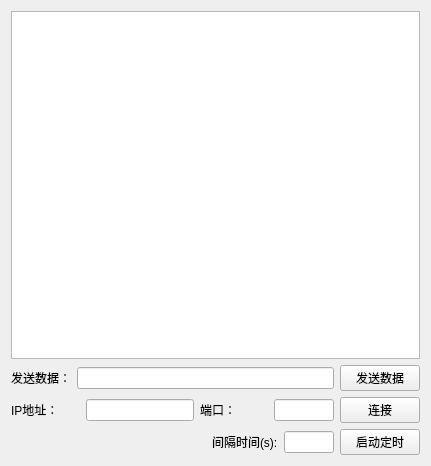
The window that test-client/myTcpClient/mainwindow.ui (dushibaiyu/QtTcpThreadServer) describes before a commit, drawn with Qt 5.
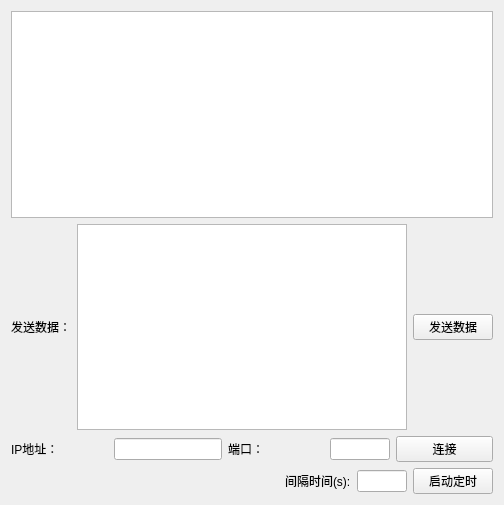
The same window after the commit.

Commit message: 发送改为textedit，好发送http头，测试http

```diff
--- a/test-client/myTcpClient/mainwindow.ui
+++ b/test-client/myTcpClient/mainwindow.ui
@@ -6,8 +6,8 @@
    <rect>
     <x>0</x>
     <y>0</y>
-    <width>431</width>
-    <height>466</height>
+    <width>504</width>
+    <height>505</height>
    </rect>
   </property>
   <property name="windowTitle">
@@ -28,7 +28,7 @@
        </widget>
       </item>
       <item>
-       <widget class="QLineEdit" name="txtData"/>
+       <widget class="QTextEdit" name="txtData"/>
       </item>
       <item>
        <widget class="QPushButton" name="pushSent">
```
The commit also changes 1 other file.
